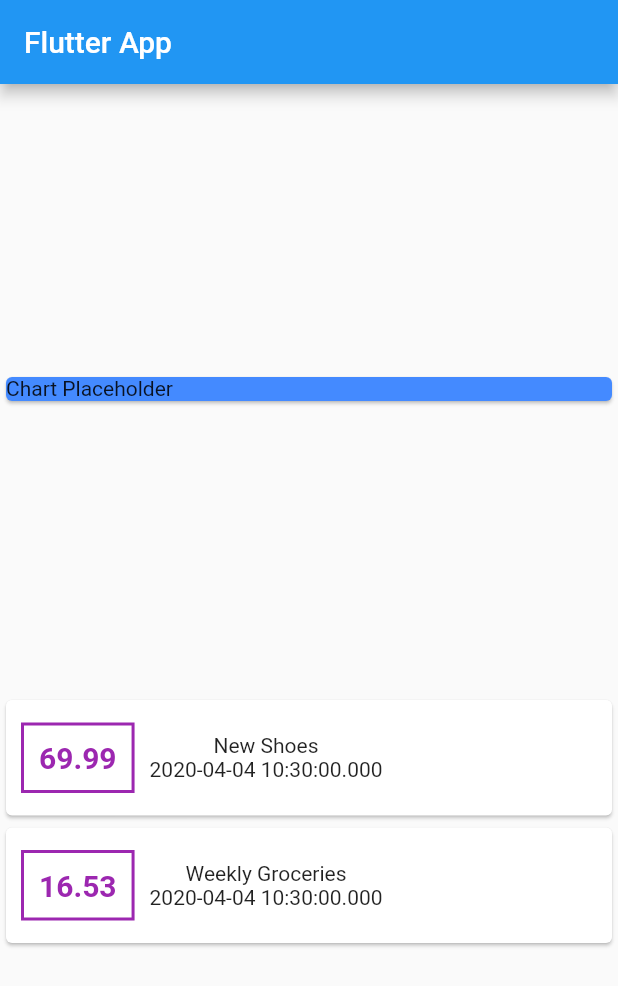
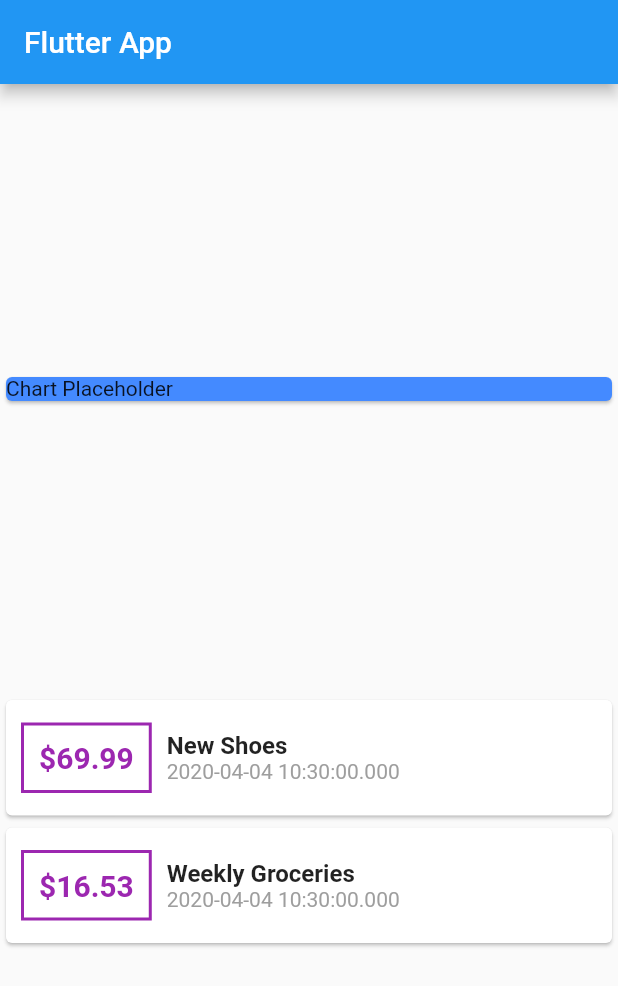
Before and after one commit to PatrickChow0803/Expenses-Tracker, a Flutter app: the screen it shows after launch, on a phone screen of 412 x 824 dp. Shown: the top 986 px of the screen. Run offline on Flutter 3.47's test engine with Material 2 defaults, Android fonts, the phone set to English and light mode, and no system bars.

Commit message:
Fixed price style

```diff
--- a/flutter_app/lib/screens/home_screen.dart
+++ b/flutter_app/lib/screens/home_screen.dart
@@ -49,7 +49,7 @@ class HomeScreen extends StatelessWidget {
                     ),
                     padding: EdgeInsets.all(10),
                     child: Text(
-                      trans.amount.toString(),
+                      '\$${trans.amount}',
                       style: TextStyle(
                         color: Colors.purple,
                         fontWeight: FontWeight.bold,
@@ -58,9 +58,19 @@ class HomeScreen extends StatelessWidget {
                     ),
                   ),
                   Column(
+                    crossAxisAlignment: CrossAxisAlignment.start,
                     children: <Widget>[
-                      Text(trans.title),
-                      Text(trans.date.toString()),
+                      Text(
+                        trans.title,
+                        style: TextStyle(
+                          fontWeight: FontWeight.bold,
+                          fontSize: 16.0,
+                        ),
+                      ),
+                      Text(
+                        trans.date.toString(),
+                        style: TextStyle(color: Colors.grey),
+                      ),
                     ],
                   )
                 ],
```
